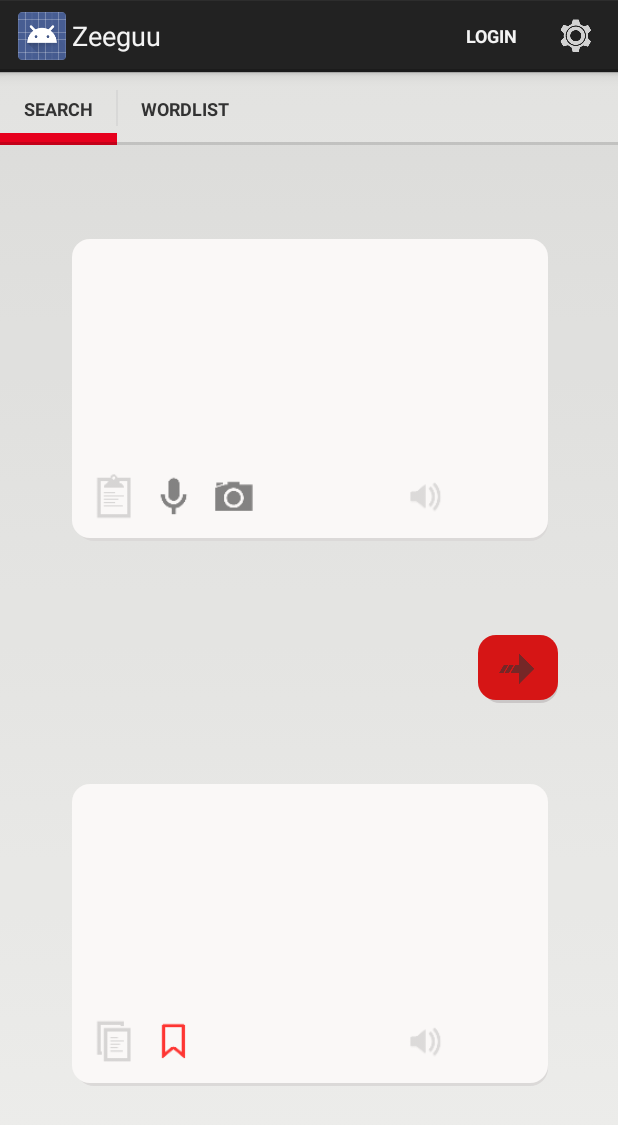
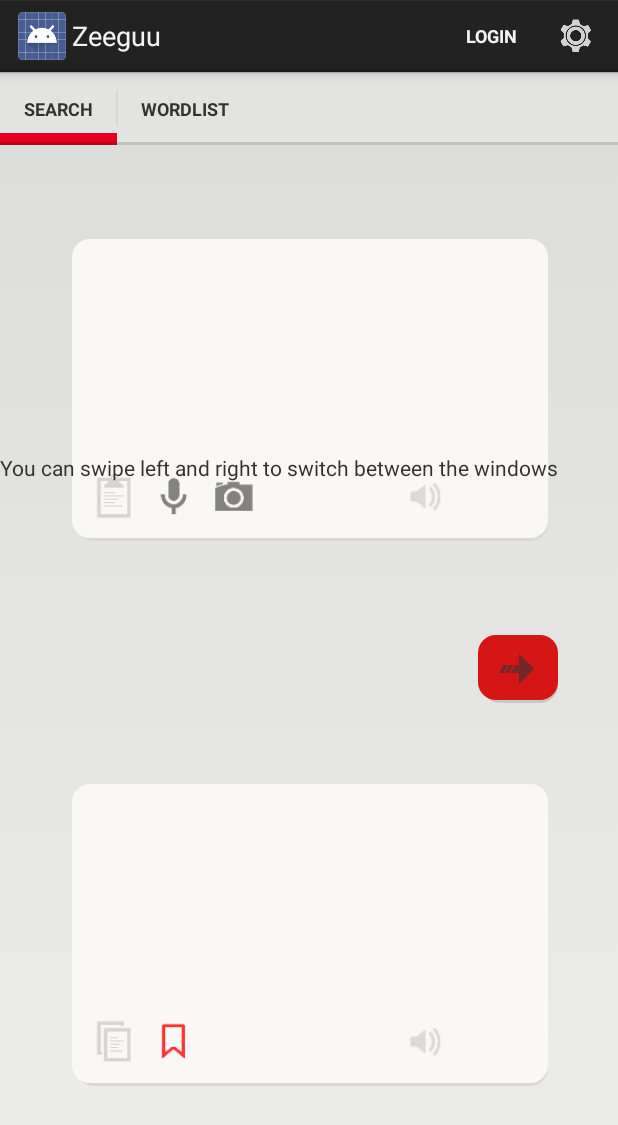
Before and after one commit to SimpleDay/Zeeguu, an Android app: the screen it shows after launch (ZeeguuActivity), on a phone screen of 412 x 824 dp. Shown: the top 1125 px of the screen. Run offline under Robolectric (Android 15) with nearby library versions, the phone set to English and light mode, and no system bars.

Commit message:
Tutorial start 0.1

```diff
--- a/app/src/main/java/ch/unibe/scg/zeeguu/Core/ConnectionManager.java
+++ b/app/src/main/java/ch/unibe/scg/zeeguu/Core/ConnectionManager.java
@@ -70,7 +70,6 @@ public class ConnectionManager {
         //initialise all variables
         this.activity = activity;
         this.user = new User(activity, this);
-
         this.instance = this;
 
         //try to get the users information
@@ -309,6 +308,9 @@ public class ConnectionManager {
         this.addToRequestQueue(strReq, tag_translation_Req);
     }
 
+    public boolean firstLogin() {
+        return user.isFirstLogin();
+    }
 
     //Getter und setter
 
--- a/app/src/main/java/ch/unibe/scg/zeeguu/Core/User.java
+++ b/app/src/main/java/ch/unibe/scg/zeeguu/Core/User.java
@@ -88,6 +88,14 @@ public class User {
         connectionManager.notifyWordlistChange();
         activity.updateMenuTitles();
         Toast.makeText(activity, activity.getString(R.string.error_user_logged_out), Toast.LENGTH_LONG).show();
+    }
+
+    public boolean isFirstLogin() {
+        if(settings.getBoolean("my_first_time", true)) {
+            settings.edit().putBoolean("my_first_time", false).apply();
+            return true;
+        }
+        return false;
     }
 
     public boolean userHasLoginInfo() {
--- a/app/src/main/java/ch/unibe/scg/zeeguu/Search_Fragments/FragmentText.java
+++ b/app/src/main/java/ch/unibe/scg/zeeguu/Search_Fragments/FragmentText.java
@@ -22,6 +22,7 @@ import android.view.inputmethod.InputMethodManager;
 import android.widget.EditText;
 import android.widget.ImageButton;
 import android.widget.ImageView;
+import android.widget.RelativeLayout;
 
 import java.util.ArrayList;
 import java.util.Locale;
@@ -161,6 +162,12 @@ public class FragmentText extends ZeeguuFragment implements TextToSpeech.OnInitL
             }
         });
         initButton(btn_tts_learning_language, !edit_text_translated.getText().toString().equals(""));
+
+        //Open tutorial when first opened
+        if(connectionManager.firstLogin()) {
+            RelativeLayout tutorial = (RelativeLayout) view.findViewById(R.id.fragment_text_tutorial);
+            tutorial.setVisibility(View.VISIBLE);
+        }
 
         return view;
     }
--- a/app/src/main/res/layout/fragment_text.xml
+++ b/app/src/main/res/layout/fragment_text.xml
@@ -1,18 +1,22 @@
 <?xml version="1.0" encoding="utf-8"?>
 
-<LinearLayout xmlns:android="http://schemas.android.com/apk/res/android"
+<FrameLayout xmlns:android="http://schemas.android.com/apk/res/android"
+    android:layout_width="match_parent"
+    android:layout_height="match_parent">
+
+    <LinearLayout
         android:id="@+id/fragment_text_layout"
         android:layout_width="match_parent"
         android:layout_height="match_parent"
-    android:layout_gravity="center_vertical"
-    android:orientation="vertical">
+        android:orientation="vertical"
+        android:layout_gravity="center_vertical">
 
 
         <RelativeLayout
             android:id="@+id/relativeLayout_text_to_translate"
-        android:layout_weight="0.4"
             android:layout_width="match_parent"
-        android:layout_height="236dp" >
+            android:layout_height="236dp"
+            android:layout_weight="0.4">
 
 
             <EditText
@@ -43,12 +47,12 @@
                 android:id="@+id/btn_microphone_search"
                 android:layout_width="40dp"
                 android:layout_height="35dp"
+                android:layout_alignTop="@+id/btn_camera_search"
                 android:layout_gravity="left"
+                android:layout_toEndOf="@+id/btn_paste"
+                android:layout_toRightOf="@+id/btn_paste"
                 android:clickable="true"
-            android:src="?attr/customIconVoice"
-            android:layout_alignTop="@+id/btn_camera_search"
-            android:layout_toRightOf="@+id/btn_paste"
-            android:layout_toEndOf="@+id/btn_paste" />
+                android:src="?attr/customIconVoice" />
 
             <ImageView
                 android:id="@+id/btn_camera_search"
@@ -65,20 +69,20 @@
                 android:id="@+id/btn_tts_native_language"
                 android:layout_width="40dp"
                 android:layout_height="35dp"
-            android:src="?attr/customIconSound"
                 android:layout_alignBottom="@+id/ic_flag_translate_from"
                 android:layout_toLeftOf="@+id/ic_flag_translate_from"
-            android:layout_toStartOf="@+id/ic_flag_translate_from" />
+                android:layout_toStartOf="@+id/ic_flag_translate_from"
+                android:src="?attr/customIconSound" />
 
             <ImageView
                 android:id="@+id/btn_paste"
                 android:layout_width="40dp"
                 android:layout_height="35dp"
+                android:layout_alignLeft="@+id/text_native"
+                android:layout_alignStart="@+id/text_native"
+                android:layout_alignTop="@+id/btn_microphone_search"
                 android:layout_marginLeft="10dp"
-            android:src="?attr/customIconPaste"
-            android:layout_alignTop="@+id/btn_microphone_search"
-            android:layout_alignLeft="@+id/text_native"
-            android:layout_alignStart="@+id/text_native" />
+                android:src="?attr/customIconPaste" />
 
 
         </RelativeLayout>
@@ -87,8 +91,8 @@
             android:id="@+id/ic_menu_middle_layout"
             android:layout_width="fill_parent"
             android:layout_height="54dp"
-        android:layout_weight="0.2"
-        android:layout_gravity="center_horizontal|bottom">
+            android:layout_gravity="center_horizontal|bottom"
+            android:layout_weight="0.2">
 
 
             <ImageButton
@@ -111,8 +115,8 @@
             android:id="@+id/relativeLayout_text_translated"
             android:layout_width="match_parent"
             android:layout_height="210dp"
-        android:layout_weight="0.4"
-        android:layout_gravity="center">
+            android:layout_gravity="center"
+            android:layout_weight="0.4">
 
             <EditText
                 android:id="@+id/text_translated"
@@ -142,31 +146,49 @@
                 android:id="@+id/btn_contribute"
                 android:layout_width="40dp"
                 android:layout_height="35dp"
-            android:src="@drawable/btn_bookmark"
                 android:layout_alignBottom="@+id/ic_flag_translate_to"
+                android:layout_toEndOf="@+id/btn_copy"
                 android:layout_toRightOf="@+id/btn_copy"
-            android:layout_toEndOf="@+id/btn_copy" />
+                android:src="@drawable/btn_bookmark" />
 
             <ImageView
                 android:id="@+id/btn_tts_learning_language"
                 android:layout_width="40dp"
                 android:layout_height="35dp"
-            android:src="?attr/customIconSound"
                 android:layout_alignBottom="@+id/ic_flag_translate_to"
                 android:layout_toLeftOf="@+id/ic_flag_translate_to"
-            android:layout_toStartOf="@+id/ic_flag_translate_to" />
+                android:layout_toStartOf="@+id/ic_flag_translate_to"
+                android:src="?attr/customIconSound" />
 
             <ImageView
                 android:id="@+id/btn_copy"
                 android:layout_width="40dp"
                 android:layout_height="35dp"
+                android:layout_alignLeft="@+id/text_translated"
+                android:layout_alignStart="@+id/text_translated"
+                android:layout_alignTop="@+id/btn_contribute"
+                android:layout_marginLeft="10dp"
                 android:enabled="false"
-            android:layout_marginLeft="10dp"
-            android:src="?attr/customIconCopy"
-            android:layout_alignTop="@+id/btn_contribute"
-            android:layout_alignLeft="@+id/text_translated"
-            android:layout_alignStart="@+id/text_translated" />
+                android:src="?attr/customIconCopy" />
 
         </RelativeLayout>
+    </LinearLayout>
 
-</LinearLayout>
+    <RelativeLayout
+        android:id="@+id/fragment_text_tutorial"
+        android:layout_width="match_parent"
+        android:layout_height="match_parent"
+        android:visibility="visible">
+
+        <TextView
+            android:layout_width="wrap_content"
+            android:layout_height="wrap_content"
+            android:text="You can swipe left and right to switch between the windows"
+            android:layout_marginTop="205dp"
+            android:layout_alignParentTop="true"
+            android:layout_alignParentLeft="true"
+            android:layout_alignParentStart="true"
+            android:id="@+id/editText" />
+
+    </RelativeLayout>
+</FrameLayout>
```
Also changed, not shown: app/src/main/res/drawable-hdpi/ic_arrow_left_right.png (added), app/src/main/res/drawable-mdpi/ic_arrow_left_right.png (added), app/src/main/res/drawable-xhdpi/ic_arrow_left_right.png (added), app/src/main/res/drawable-xxhdpi/ic_arrow_left_right.png (added). Lines whose indentation alone changed are shown as unchanged.
